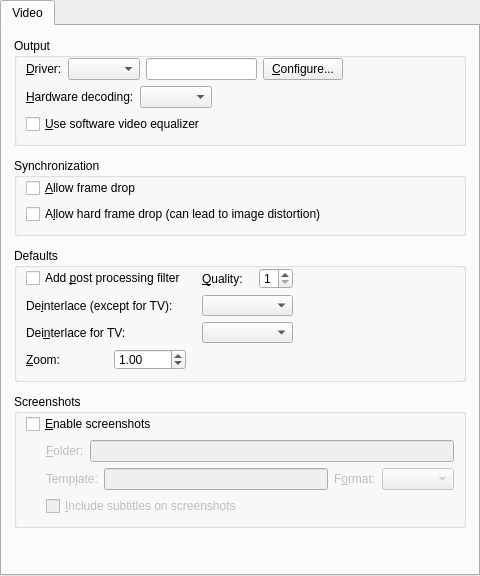
First picture: the form in src/gui/pref/video.ui, repository wilbert2000/wzplayer, before the edit.
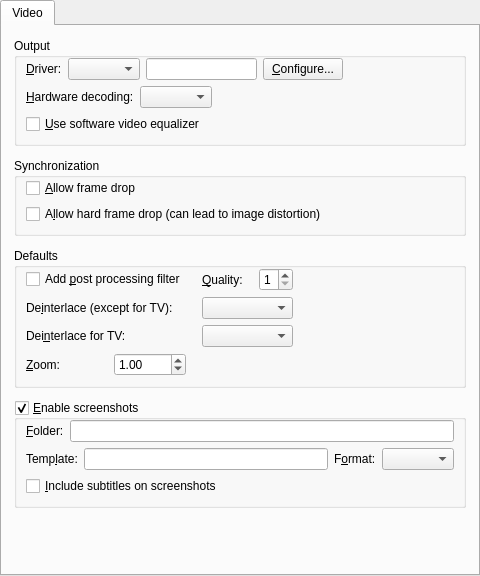
Second picture: the form after the edit. Custom widgets are drawn as their Qt base class.

Commit message: Simplified Enable screenshots group

Patch:
```diff
--- a/src/gui/pref/video.ui
+++ b/src/gui/pref/video.ui
@@ -315,45 +315,22 @@
        <item>
         <widget class="QGroupBox" name="screenshots_group">
          <property name="title">
-          <string>Screenshots</string>
+          <string>&amp;Enable screenshots</string>
          </property>
          <property name="flat">
           <bool>true</bool>
          </property>
+         <property name="checkable">
+          <bool>true</bool>
+         </property>
          <layout class="QVBoxLayout" name="screenshots_verticalLayout">
           <property name="topMargin">
            <number>0</number>
           </property>
-          <item>
-           <widget class="QCheckBox" name="use_screenshots_check">
-            <property name="text">
-             <string>&amp;Enable screenshots</string>
-            </property>
-           </widget>
-          </item>
           <item>
            <layout class="QHBoxLayout" name="horizontalLayout_4">
-            <item>
-             <spacer name="horizontalSpacer_3">
-              <property name="orientation">
-               <enum>Qt::Horizontal</enum>
-              </property>
-              <property name="sizeType">
-               <enum>QSizePolicy::Fixed</enum>
-              </property>
-              <property name="sizeHint" stdset="0">
-               <size>
-                <width>20</width>
-                <height>20</height>
-               </size>
-              </property>
-             </spacer>
-            </item>
             <item>
              <widget class="QLabel" name="screenshots_dir_label">
-              <property name="enabled">
-               <bool>false</bool>
-              </property>
               <property name="text">
                <string>&amp;Folder:</string>
               </property>
@@ -366,37 +343,14 @@
              </widget>
             </item>
             <item>
-             <widget class="FileChooser" name="screenshot_edit">
-              <property name="enabled">
-               <bool>false</bool>
-              </property>
-             </widget>
+             <widget class="FileChooser" name="screenshot_edit"/>
             </item>
            </layout>
           </item>
           <item>
            <layout class="QHBoxLayout" name="horizontalLayout_3">
-            <item>
-             <spacer name="horizontalSpacer_4">
-              <property name="orientation">
-               <enum>Qt::Horizontal</enum>
-              </property>
-              <property name="sizeType">
-               <enum>QSizePolicy::Fixed</enum>
-              </property>
-              <property name="sizeHint" stdset="0">
-               <size>
-                <width>20</width>
-                <height>20</height>
-               </size>
-              </property>
-             </spacer>
-            </item>
             <item>
              <widget class="QLabel" name="screenshot_template_label">
-              <property name="enabled">
-               <bool>false</bool>
-              </property>
               <property name="text">
                <string>Temp&amp;late:</string>
               </property>
@@ -406,17 +360,10 @@
              </widget>
             </item>
             <item>
-             <widget class="QLineEdit" name="screenshot_template_edit">
-              <property name="enabled">
-               <bool>false</bool>
-              </property>
-             </widget>
+             <widget class="QLineEdit" name="screenshot_template_edit"/>
             </item>
             <item>
              <widget class="QLabel" name="screenshot_format_label">
-              <property name="enabled">
-               <bool>false</bool>
-              </property>
               <property name="text">
                <string>F&amp;ormat:</string>
               </property>
@@ -426,46 +373,16 @@
              </widget>
             </item>
             <item>
-             <widget class="QComboBox" name="screenshot_format_combo">
-              <property name="enabled">
-               <bool>false</bool>
-              </property>
-             </widget>
+             <widget class="QComboBox" name="screenshot_format_combo"/>
             </item>
            </layout>
           </item>
           <item>
-           <layout class="QHBoxLayout" name="horizontalLayout">
-            <property name="bottomMargin">
-             <number>0</number>
+           <widget class="QCheckBox" name="subtitles_on_screeshots_check">
+            <property name="text">
+             <string>&amp;Include subtitles on screenshots</string>
             </property>
-            <item>
-             <spacer name="horizontalSpacer">
-              <property name="orientation">
-               <enum>Qt::Horizontal</enum>
-              </property>
-              <property name="sizeType">
-               <enum>QSizePolicy::Fixed</enum>
-              </property>
-              <property name="sizeHint" stdset="0">
-               <size>
-                <width>20</width>
-                <height>20</height>
-               </size>
-              </property>
-             </spacer>
-            </item>
-            <item>
-             <widget class="QCheckBox" name="subtitles_on_screeshots_check">
-              <property name="enabled">
-               <bool>false</bool>
-              </property>
-              <property name="text">
-               <string>&amp;Include subtitles on screenshots</string>
-              </property>
-             </widget>
-            </item>
-           </layout>
+           </widget>
           </item>
          </layout>
         </widget>
```
Left out of the diff: 117 changed lines with no effect on the pictures. The commit also changes 1 other file.
